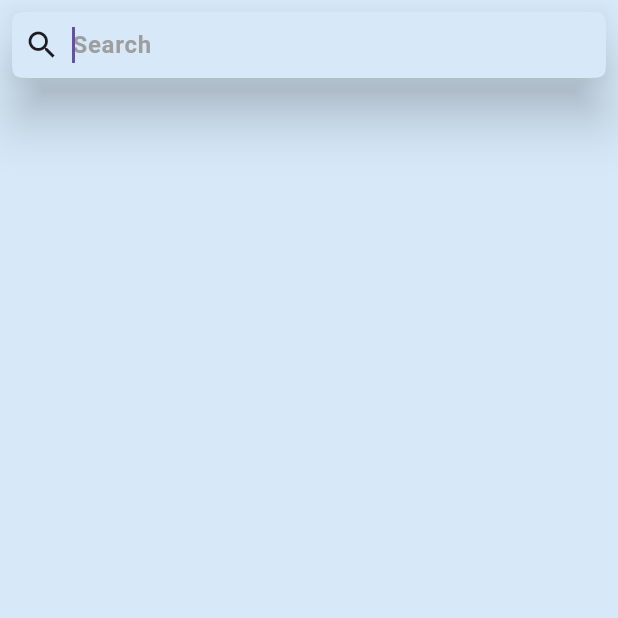
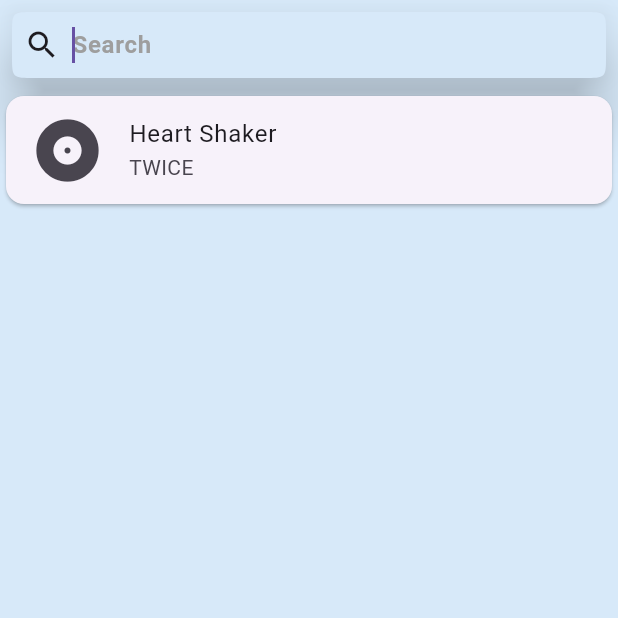
Before and after one commit to vladStar223/animesearch, a Flutter app: the screen it shows after launch, on a phone screen of 412 x 824 dp, the top half of it. Run offline on Flutter 3.47's test engine with Material 3 defaults, Android fonts, the phone set to English and light mode, and no system bars; our stand-ins replace bloc, flutter_bloc.

Commit message:
add Card

```diff
--- a/lib/main.dart
+++ b/lib/main.dart
@@ -38,9 +38,14 @@ class MyHomePage extends StatelessWidget {
           child: Stack(
             children: [
                const Background(),
-              Padding(
-                padding: const EdgeInsets.all(8.0),
-                child: Search(),
+              Column(
+                children: [
+                  Padding(
+                    padding: const EdgeInsets.all(8.0),
+                    child: Search(),
+                  ),
+                  UserCard(),
+                ],
               ),
 
             ],
--- a/lib/ui/widgets/user_card.dart
+++ b/lib/ui/widgets/user_card.dart
@@ -11,8 +11,17 @@ class UserCard extends StatelessWidget{
   @override
   Widget build(BuildContext context) {
     // TODO: implement build
-    return Card(
-      child: Text('1212'),
+    return const Card(
+      child: Column(
+        mainAxisSize: MainAxisSize.min,
+        children: <Widget>[
+          ListTile(
+            leading: Icon(Icons.album, size: 50),
+            title: Text('Heart Shaker'),
+            subtitle: Text('TWICE'),
+          ),
+        ],
+      ),
     );
     throw UnimplementedError();
   }
```
